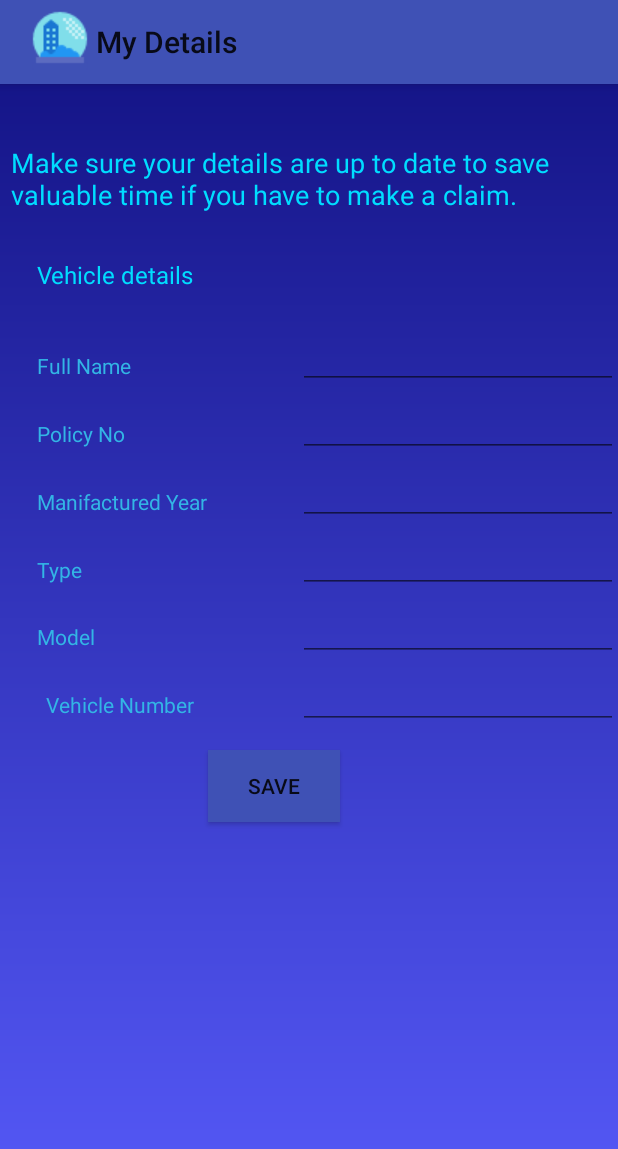
After one commit to harshi5555/CapturePhoto, an Android app: the MyDetails screen opened directly, with no data from a screen before it, on a phone screen of 412 x 824 dp. The commit adds this screen. Shown: the top 1149 px of the screen. Run offline under Robolectric (Android 15) with nearby library versions, the phone set to English and light mode, and no system bars; 2 statements that could not run were skipped.

Commit message:
working copy

```diff
--- a/app/build.gradle
+++ b/app/build.gradle
@@ -29,5 +29,5 @@ dependencies {
     compile fileTree (dir: 'libs',include:['*.jar'])
     testCompile 'junit:junit:4.12'
     compile 'com.android.support:cardview-v7:25.1.0'
-    compile 'com.github.Hitomis:CircleMenu:v1.0.0'
+
 }
--- a/app/src/main/java/com/example/harshi/capturephoto/HandleNotification.java
+++ b/app/src/main/java/com/example/harshi/capturephoto/HandleNotification.java
@@ -15,9 +15,6 @@ import android.support.v7.app.AppCompatActivity;
 
 @RequiresApi(api = Build.VERSION_CODES.N)
 public class HandleNotification extends AppCompatActivity {
-    Calendar c = Calendar.getInstance();
-    SimpleDateFormat sdf = new SimpleDateFormat("yyyy-MM-dd HH:mm:ss");
-    String strDate = sdf.format(c.getTime());
 
     public Intent sentEmail(String message,String path){
         String[] to = new String[]{"harshi5555@gmail.com"};
@@ -25,7 +22,7 @@ public class HandleNotification extends AppCompatActivity {
         Intent emailIntent = new Intent(Intent.ACTION_SEND);
         emailIntent.putExtra(Intent.EXTRA_EMAIL,to);
         emailIntent.putExtra(Intent.EXTRA_SUBJECT,subject);
-        emailIntent.putExtra(Intent.EXTRA_TEXT,message +"\n"+ "Sent date & time :  "+strDate );
+        emailIntent.putExtra(Intent.EXTRA_TEXT,message  );
 
         emailIntent.putExtra(Intent.EXTRA_STREAM, Uri.parse("file://" + path));
         emailIntent.setType("image/jpeg");
--- /dev/null
+++ b/app/src/main/java/com/example/harshi/capturephoto/MyDetails.java
@@ -0,0 +1,50 @@
+package com.example.harshi.capturephoto;
+
+import android.support.v7.app.AppCompatActivity;
+import android.os.Bundle;
+import android.support.v7.widget.Toolbar;
+import android.widget.Button;
+import android.widget.EditText;
+
+public class MyDetails extends AppCompatActivity {
+    Button save;
+    EditText te1, te2, te3, te4, te5, te6;
+    String tex1, tex2, tex3, tex4, tex5, tex6, details;
+
+
+    @Override
+    protected void onCreate(Bundle savedInstanceState) {
+        super.onCreate(savedInstanceState);
+        setContentView(R.layout.activity_my_details);
+
+        Toolbar myToolbar = (Toolbar) findViewById(R.id.my_toolbar);
+        setSupportActionBar(myToolbar);
+        if (getSupportActionBar() != null) {
+            getSupportActionBar().setTitle("My Details");
+            myToolbar.setLogo(R.drawable.logo);
+
+
+
+        te1 = (EditText) findViewById(R.id.fullName);
+        String tex1 = te1.getText().toString();
+        te2 = (EditText) findViewById(R.id.policyNumber);
+        String tex2 = te2.getText().toString();
+        te3 = (EditText) findViewById(R.id.manufactureYear);
+        String tex3 = te3.getText().toString();
+        te4 = (EditText) findViewById(R.id.typeId);
+        String tex4 = te4.getText().toString();
+        te5 = (EditText) findViewById(R.id.);
+        String tex5 = te5.getText().toString();
+        te6 = (EditText) findViewById(R.id.vehicleNumber);
+        String tex6 = te6.getText().toString();
+        save = (Button) findViewById(R.id.save);
+
+
+        details = tex1 + tex2+tex3+tex4+tex5+tex6;
+
+
+
+        }
+
+    }
+}
--- /dev/null
+++ b/app/src/main/res/layout/activity_my_details.xml
@@ -0,0 +1,212 @@
+<?xml version="1.0" encoding="utf-8"?>
+<RelativeLayout xmlns:android="http://schemas.android.com/apk/res/android"
+    xmlns:tools="http://schemas.android.com/tools"
+    android:id="@+id/activity_my_details"
+    android:layout_width="match_parent"
+    android:layout_height="match_parent"
+
+    tools:context="com.example.harshi.capturephoto.MenuActivity"
+    android:background="@drawable/gradient_background">
+    <include
+
+        layout="@layout/toolbar"
+        android:id="@id/my_toolbar"
+        />
+
+    <TextView
+        android:text="Make sure your details are up to date to save valuable time if you have to make a claim."
+        android:layout_width="wrap_content"
+        android:layout_height="wrap_content"
+        android:layout_below="@+id/my_toolbar"
+        android:layout_centerHorizontal="true"
+        android:layout_marginTop="40dp"
+        android:id="@+id/textView3"
+        android:layout_marginLeft="15dp"
+        android:textColor="@android:color/holo_blue_bright"
+        android:textSize="18sp" />
+
+    <EditText
+        android:layout_width="wrap_content"
+        android:layout_height="wrap_content"
+        android:inputType="textMultiLine"
+        android:ems="10"
+        android:id="@+id/editText12" />
+
+    <TextView
+        android:text="Vehicle details"
+        android:layout_width="wrap_content"
+        android:layout_height="wrap_content"
+        android:layout_below="@+id/textView3"
+        android:layout_alignLeft="@+id/textView3"
+        android:layout_alignStart="@+id/textView3"
+        android:layout_marginLeft="17dp"
+        android:layout_marginStart="17dp"
+        android:layout_marginTop="30dp"
+        android:id="@+id/textView9"
+        android:layout_marginBottom="20dp"
+        android:textSize="16sp"
+        android:textColor="@android:color/holo_blue_bright"
+        android:gravity="center" />
+
+    <TextView
+        android:text="Full Name"
+        android:layout_width="wrap_content"
+        android:layout_height="wrap_content"
+        android:layout_below="@+id/textView9"
+        android:layout_alignLeft="@+id/textView9"
+        android:layout_alignStart="@+id/textView9"
+        android:layout_marginTop="20dp"
+        android:id="@+id/name"
+        android:textColor="@android:color/holo_blue_light" />
+
+    <TextView
+        android:text="Policy No"
+        android:layout_width="wrap_content"
+        android:layout_height="wrap_content"
+        android:layout_below="@+id/fullName"
+        android:layout_alignRight="@+id/name"
+        android:layout_alignEnd="@+id/name"
+        android:layout_marginTop="20dp"
+        android:layout_alignLeft="@+id/name"
+        android:layout_alignStart="@+id/name"
+        android:textColor="@android:color/holo_blue_light" />
+
+    <TextView
+        android:text="Manifactured Year"
+        android:layout_width="wrap_content"
+        android:layout_height="wrap_content"
+        android:layout_below="@+id/policyNumber"
+        android:layout_marginTop="20dp"
+        android:id="@+id/year"
+        android:layout_alignLeft="@+id/name"
+        android:layout_alignStart="@+id/name"
+        android:textColor="@android:color/holo_blue_light" />
+
+    <EditText
+        android:layout_width="wrap_content"
+        android:layout_height="wrap_content"
+        android:inputType="textPersonName"
+        android:ems="10"
+        android:id="@+id/fullName"
+        android:layout_below="@+id/textView9"
+        android:layout_alignParentRight="true"
+        android:layout_alignParentEnd="true" />
+
+    <EditText
+        android:layout_width="wrap_content"
+        android:layout_height="wrap_content"
+        android:inputType="textPersonName"
+        android:ems="10"
+        android:id="@+id/policyNumber"
+        android:layout_below="@+id/fullName"
+        android:layout_alignParentRight="true"
+        android:layout_alignParentEnd="true" />
+
+    <EditText
+        android:layout_width="wrap_content"
+        android:layout_height="wrap_content"
+        android:inputType="textPersonName"
+        android:ems="10"
+        android:id="@+id/manufactureYear"
+        android:layout_below="@+id/policyNumber"
+        android:layout_alignParentRight="true"
+        android:layout_alignParentEnd="true" />
+
+    <TextView
+        android:text="Type"
+        android:layout_width="wrap_content"
+        android:layout_height="wrap_content"
+        android:layout_below="@+id/manufactureYear"
+        android:layout_alignLeft="@+id/year"
+        android:layout_alignStart="@+id/year"
+        android:layout_marginTop="20dp"
+        android:id="@+id/type"
+        android:textColor="@android:color/holo_blue_light" />
+
+    <EditText
+        android:layout_width="wrap_content"
+        android:layout_height="wrap_content"
+        android:inputType="textPersonName"
+        android:ems="10"
+        android:layout_below="@+id/manufactureYear"
+        android:layout_alignLeft="@+id/manufactureYear"
+        android:layout_alignStart="@+id/manufactureYear"
+        android:id="@+id/typeId" />
+
+    <TextView
+        android:text="TextView"
+        android:layout_width="wrap_content"
+        android:layout_height="wrap_content"
+        android:layout_alignTop="@+id/button2"
+        android:layout_alignLeft="@+id/type"
+        android:layout_alignStart="@+id/type"
+        android:id="@+id/textView21" />
+
+    <TextView
+        android:text="Model"
+        android:layout_width="wrap_content"
+        android:layout_height="wrap_content"
+        android:layout_below="@+id/typeId"
+        android:layout_alignRight="@+id/policy"
+        android:layout_alignEnd="@+id/policy"
+        android:layout_marginTop="19dp"
+        android:layout_alignLeft="@+id/type"
+        android:layout_alignStart="@+id/type"
+        android:textColor="@android:color/holo_blue_light" />
+
+    <EditText
+        android:layout_width="wrap_content"
+        android:layout_height="wrap_content"
+        android:inputType="textPersonName"
+        android:ems="10"
+        android:layout_below="@+id/typeId"
+        android:layout_alignLeft="@+id/typeId"
+        android:layout_alignStart="@+id/typeId"
+        android:id="@+id/model" />
+
+    <TextView
+        android:text="Vehicle Number"
+        android:layout_width="wrap_content"
+        android:layout_height="wrap_content"
+        android:layout_below="@+id/model"
+        android:layout_marginTop="19dp"
+        android:layout_alignRight="@+id/textView9"
+        android:layout_alignEnd="@+id/textView9"
+        android:textColor="@android:color/holo_blue_light"
+        android:layout_alignLeft="@+id/textView13"
+        android:layout_alignStart="@+id/textView13" />
+
+    <EditText
+        android:layout_width="wrap_content"
+        android:layout_height="wrap_content"
+        android:inputType="textPersonName"
+        android:ems="10"
+        android:layout_alignBottom="@+id/vehNo"
+        android:layout_alignLeft="@+id/model"
+        android:layout_alignStart="@+id/model"
+        android:id="@+id/editText10" />
+
+    <EditText
+        android:layout_width="wrap_content"
+        android:layout_height="wrap_content"
+        android:inputType="textPersonName"
+        android:ems="10"
+        android:layout_below="@+id/model"
+        android:layout_alignLeft="@+id/model"
+        android:layout_alignStart="@+id/model"
+        android:id="@+id/vehicleNumber" />
+
+    <Button
+        android:text="Save"
+        android:layout_width="wrap_content"
+        android:layout_height="wrap_content"
+        android:id="@+id/save"
+        android:background="?android:attr/colorEdgeEffect"
+        android:layout_marginTop="14dp"
+        android:layout_below="@+id/vehicleNumber"
+        android:layout_toRightOf="@+id/year"
+        android:layout_toEndOf="@+id/year"
+        android:gravity="center" />
+
+
+</RelativeLayout>
```
Also changed, not shown: app/src/main/AndroidManifest.xml (+5 -5 lines), app/src/main/java/com/example/harshi/capturephoto/CaptureCamera.java (+4 -4 lines), app/src/main/java/com/example/harshi/capturephoto/Information.java (+27 -27 lines), app/src/main/java/com/example/harshi/capturephoto/Instruction.java (added, +22 -0 lines), app/src/main/java/com/example/harshi/capturephoto/Main3Activity.java (+4 -4 lines), app/src/main/java/com/example/harshi/capturephoto/MenuActivity.java (+30 -51 lines), app/src/main/java/com/example/harshi/capturephoto/ToolBar.java (added, +27 -0 lines), app/src/main/res/layout/activity_instruction.xml (added, +90 -0 lines), app/src/main/res/layout/activity_main.xml (+22 -16 lines), app/src/main/res/layout/activity_main2.xml (+15 -19 lines), app/src/main/res/layout/activity_main3.xml (+8 -5 lines), app/src/main/res/layout/activity_menu.xml (+49 -6 lines), app/src/main/res/menu/main.xml (added, +12 -0 lines), app/src/main/res/drawable/image.jpeg (added), 1 more files.
